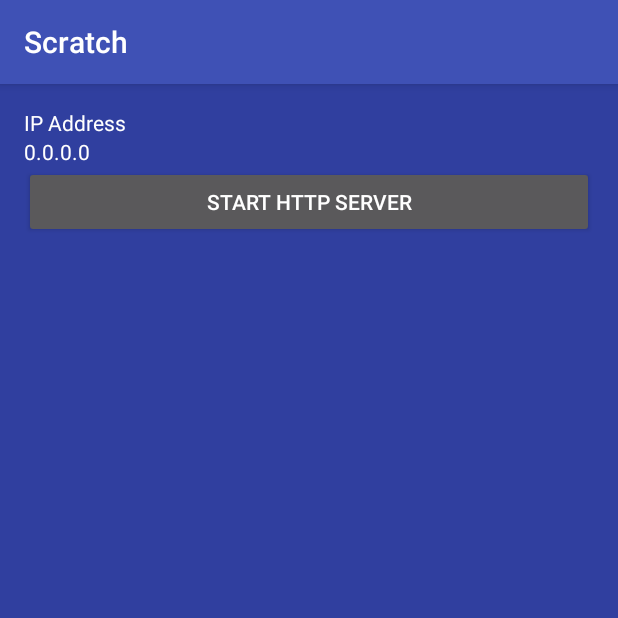
After one commit to zhangfh/android, an Android app: the HttpServerActivity screen opened directly, with no data from a screen before it, on a phone screen of 412 x 824 dp, the top half of it. The commit adds this screen. Run offline under Robolectric (Android 15) with nearby library versions, the phone set to English and light mode, and no system bars.

Commit message:
scratch 0.5

```diff
--- a/Scratch/app/build.gradle
+++ b/Scratch/app/build.gradle
@@ -25,4 +25,5 @@ dependencies {
     compile 'com.android.support:appcompat-v7:24.2.1'
     compile 'com.android.support:design:24.2.1'
     compile 'com.android.support:cardview-v7:24.2.1'
+    compile files('libs/httpcore-4.3.2.jar')
 }
--- /dev/null
+++ b/Scratch/app/src/main/java/com/lst/burns/scratch/HttpServerActivity.java
@@ -0,0 +1,55 @@
+package com.lst.burns.scratch;
+
+import android.content.Intent;
+import android.content.pm.ApplicationInfo;
+import android.content.pm.PackageManager;
+import android.os.Bundle;
+import android.support.v7.app.AppCompatActivity;
+import android.util.Log;
+import android.view.View;
+import android.widget.Button;
+import android.widget.TextView;
+
+import com.lst.burns.scratch.service.WebService;
+import com.lst.burns.scratch.util.Constant;
+import com.lst.burns.scratch.util.Network;
+
+public class HttpServerActivity extends AppCompatActivity implements View.OnClickListener {
+
+    private TextView mTextView_Ip;
+    private Button mButton_StartServer;
+    @Override
+    protected void onCreate(Bundle savedInstanceState) {
+        super.onCreate(savedInstanceState);
+        setContentView(R.layout.activity_httpserver);
+        mTextView_Ip = (TextView)findViewById(R.id.ipaddress);
+        String ip = Network.getLocalIp(this);//emulator get null
+        mTextView_Ip.setText(ip);
+        Log.d("ZFH","Constant mime " + Constant.theMimeTypes);
+
+        Log.d("ZFH","packagename " + this.getPackageName());
+
+        try {
+            ApplicationInfo path = this.getPackageManager().getApplicationInfo(this.getPackageName(), 0);
+            Log.d("ZFH","sourcedir " + path.sourceDir);
+        } catch (PackageManager.NameNotFoundException e) {
+            e.printStackTrace();
+        }
+
+        mButton_StartServer = (Button)findViewById(R.id.start_http_server);
+        mButton_StartServer.setOnClickListener(this);
+
+    }
+
+    @Override
+    public void onClick(View view) {
+        switch (view.getId()){
+            case R.id.start_http_server:
+                Intent serviceIntent = new Intent(this, WebService.class);
+                startService(serviceIntent);
+                break;
+            default:
+                break;
+        }
+    }
+}
--- /dev/null
+++ b/Scratch/app/src/main/java/com/lst/burns/scratch/util/Constant.java
@@ -0,0 +1,63 @@
+package com.lst.burns.scratch.util;
+
+import java.util.Hashtable;
+import java.util.StringTokenizer;
+
+public class Constant {
+
+    /** 缓冲字节长度=1024*4B */
+    public static final int BUFFER_LENGTH = 4096;
+
+    public static final String MIME_PLAINTEXT = "text/plain";
+    public static final String MIME_HTML = "text/html";
+    public static final String MIME_DEFAULT_BINARY = "application/octet-stream";
+    public static final String MIME_XML = "text/xml";
+
+    public static final String ENCODING = "UTF-8";
+
+
+    public static Hashtable theMimeTypes = new Hashtable();
+    //StringTokenizer use \t as split string.
+    static
+    {
+        StringTokenizer st = new StringTokenizer(
+                "css		text/css "+
+                        "js			text/javascript "+
+                        "htm		text/html "+
+                        "html		text/html "+
+                        "txt		text/plain "+
+                        "asc		text/plain "+
+                        "gif		image/gif "+
+                        "jpg		image/jpeg "+
+                        "jpeg		image/jpeg "+
+                        "png		image/png "+
+                        "mp3		audio/mpeg "+
+                        "m3u		audio/mpeg-url " +
+                        "pdf		application/pdf "+
+                        "doc		application/msword "+
+                        "ogg		application/x-ogg "+
+                        "zip		application/octet-stream "+
+                        "exe		application/octet-stream "+
+                        "class		application/octet-stream " );
+        while ( st.hasMoreTokens())
+            theMimeTypes.put( st.nextToken(), st.nextToken());
+    }
+
+    public static interface MSG
+    {
+        public static final int GET_NETWORK_ERROR = -1;
+        public static final int GET_NETWORK_OK = 0;
+    }
+
+    public static interface Config
+    {
+        public static final int PORT = 7890;
+        public static final String Web_Root = "/";
+
+    }
+
+    public static interface Http
+    {
+        public static final String BROWSE = "*";
+    }
+}
--- /dev/null
+++ b/Scratch/app/src/main/java/com/lst/burns/scratch/util/Network.java
@@ -0,0 +1,32 @@
+package com.lst.burns.scratch.util;
+
+import android.content.Context;
+import android.net.wifi.WifiInfo;
+import android.net.wifi.WifiManager;
+
+//get wifi connectioninfo need permission: <uses-permission android:name="android.permission.ACCESS_WIFI_STATE"></uses-permission>
+public class Network {
+    public static String getLocalIp(Context context)
+    {
+        WifiManager wifiManager = (WifiManager) context
+                .getSystemService(Context.WIFI_SERVICE);//获取WifiManager
+
+        //检查wifi是否开启 emulator has no wifi.
+        if (!wifiManager.isWifiEnabled())
+        {
+            return null;
+        }
+
+        WifiInfo wifiinfo = wifiManager.getConnectionInfo();
+
+        String ip = intToIp(wifiinfo.getIpAddress());
+
+        return ip;
+    }
+
+    private static String intToIp(int paramInt)
+    {
+        return (paramInt & 0xFF) + "." + (0xFF & paramInt >> 8) + "."
+                + (0xFF & paramInt >> 16) + "." + (0xFF & paramInt >> 24);
+    }
+}
--- /dev/null
+++ b/Scratch/app/src/main/res/layout/activity_httpserver.xml
@@ -0,0 +1,30 @@
+<?xml version="1.0" encoding="utf-8"?>
+<LinearLayout xmlns:android="http://schemas.android.com/apk/res/android"
+              android:layout_width="match_parent"
+              android:layout_height="match_parent"
+              xmlns:tools="http://schemas.android.com/tools"
+              android:background="?attr/colorPrimaryDark"
+              android:padding="16dp"
+              android:theme="@style/ThemeOverlay.AppCompat.Dark"
+              android:orientation="vertical"
+    >
+
+    <TextView
+        android:layout_width="match_parent"
+        android:layout_height="wrap_content"
+        android:text="IP Address"
+        android:textAppearance="@style/TextAppearance.AppCompat.Body1"/>
+    <TextView
+        android:layout_width="match_parent"
+        android:layout_height="wrap_content"
+        android:id="@+id/ipaddress"
+        tools:text="192.168.0.1"
+        android:textAppearance="@style/TextAppearance.AppCompat.Body1"/>
+
+    <Button
+        android:layout_width="match_parent"
+        android:layout_height="wrap_content"
+        android:id="@+id/start_http_server"
+
+        android:text="start http server"/>
+</LinearLayout>
--- a/Scratch/app/src/main/res/values/colors.xml
+++ b/Scratch/app/src/main/res/values/colors.xml
@@ -4,4 +4,5 @@
     <color name="colorPrimaryDark">#303F9F</color>
     <color name="colorAccent">#FF4081</color>
     <color name="bt_accent">#00B8D4</color>
+    <color name="battery_saver_mode_color">#fff4511e</color>
 </resources>
```
Also changed, not shown: Scratch/app/src/main/AndroidManifest.xml (+8 -1 lines), Scratch/app/src/main/java/com/lst/burns/scratch/MainActivity.java (+49 -0 lines), Scratch/app/src/main/java/com/lst/burns/scratch/http/FileBrowseHandler.java (added, +114 -0 lines), Scratch/app/src/main/java/com/lst/burns/scratch/http/RequestListenerThread.java (added, +120 -0 lines), Scratch/app/src/main/java/com/lst/burns/scratch/http/WorkThread.java (added, +60 -0 lines), Scratch/app/src/main/java/com/lst/burns/scratch/service/WebService.java (added, +54 -0 lines), Scratch/app/src/main/res/layout/activity_main.xml (+28 -0 lines), Scratch/app/libs/httpcore-4.3.2.jar (added), 1 other file.
